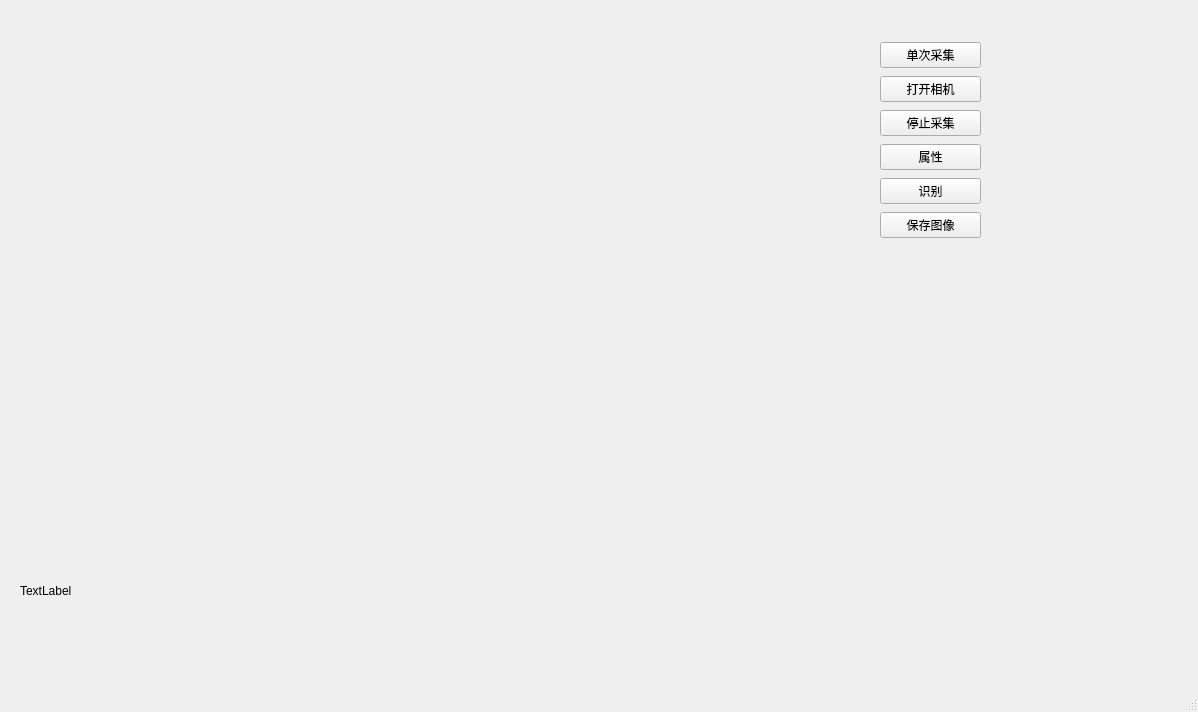
lexxxx-cmd/MailParser, file UI/mainwindow.ui: the form before one commit.
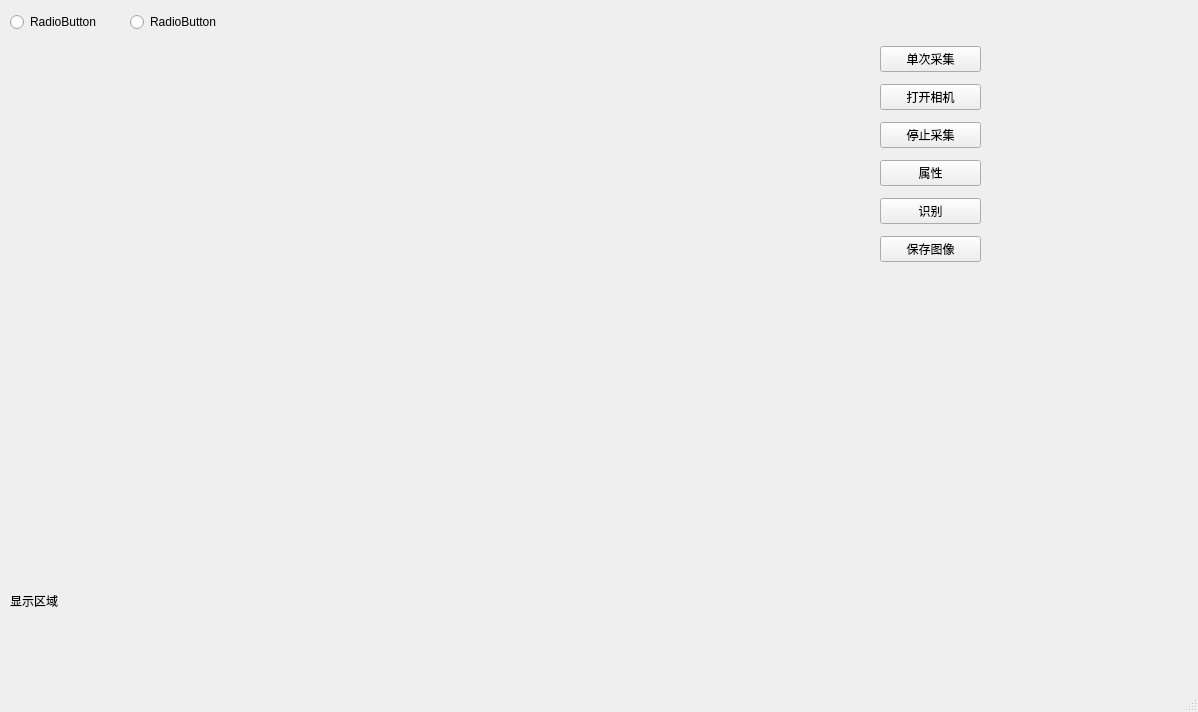
The form after the commit.

Commit message: feat:添加画框函数与显示界面，有延迟，ui不完善

Patch:
```diff
--- a/UI/mainwindow.ui
+++ b/UI/mainwindow.ui
@@ -14,39 +14,13 @@
    <string>MainWindow</string>
   </property>
   <widget class="QWidget" name="centralwidget">
-   <widget class="QLabel" name="label">
-    <property name="geometry">
-     <rect>
-      <x>40</x>
-      <y>40</y>
-      <width>640</width>
-      <height>480</height>
-     </rect>
-    </property>
-    <property name="text">
-     <string/>
-    </property>
-   </widget>
-   <widget class="QLabel" name="labelRes">
-    <property name="geometry">
-     <rect>
-      <x>20</x>
-      <y>530</y>
-      <width>771</width>
-      <height>121</height>
-     </rect>
-    </property>
-    <property name="text">
-     <string>TextLabel</string>
-    </property>
-   </widget>
    <widget class="QWidget" name="layoutWidget">
     <property name="geometry">
      <rect>
       <x>880</x>
       <y>40</y>
       <width>101</width>
-      <height>205</height>
+      <height>231</height>
      </rect>
     </property>
     <layout class="QVBoxLayout" name="verticalLayout_2">
@@ -94,6 +68,87 @@
      </item>
     </layout>
    </widget>
+   <widget class="QWidget" name="verticalLayoutWidget">
+    <property name="geometry">
+     <rect>
+      <x>10</x>
+      <y>10</y>
+      <width>721</width>
+      <height>521</height>
+     </rect>
+    </property>
+    <layout class="QVBoxLayout" name="verticalLayout">
+     <item>
+      <widget class="QWidget" name="widget" native="true">
+       <widget class="QLabel" name="label">
+        <property name="geometry">
+         <rect>
+          <x>0</x>
+          <y>20</y>
+          <width>711</width>
+          <height>491</height>
+         </rect>
+        </property>
+        <property name="text">
+         <string/>
+        </property>
+       </widget>
+       <widget class="QRadioButton" name="radioButton">
+        <property name="geometry">
+         <rect>
+          <x>0</x>
+          <y>0</y>
+          <width>119</width>
+          <height>24</height>
+         </rect>
+        </property>
+        <property name="text">
+         <string>RadioButton</string>
+        </property>
+       </widget>
+       <widget class="QRadioButton" name="radioButton_2">
+        <property name="geometry">
+         <rect>
+          <x>120</x>
+          <y>0</y>
+          <width>119</width>
+          <height>24</height>
+         </rect>
+        </property>
+        <property name="text">
+         <string>RadioButton</string>
+        </property>
+       </widget>
+       <widget class="QLabel" name="labelRes">
+        <property name="geometry">
+         <rect>
+          <x>0</x>
+          <y>20</y>
+          <width>711</width>
+          <height>491</height>
+         </rect>
+        </property>
+        <property name="text">
+         <string/>
+        </property>
+       </widget>
+      </widget>
+     </item>
+    </layout>
+   </widget>
+   <widget class="QLabel" name="label_2">
+    <property name="geometry">
+     <rect>
+      <x>10</x>
+      <y>550</y>
+      <width>721</width>
+      <height>101</height>
+     </rect>
+    </property>
+    <property name="text">
+     <string>显示区域</string>
+    </property>
+   </widget>
   </widget>
   <widget class="QMenuBar" name="menubar">
    <property name="geometry">
```
The commit also changes 4 other files.
